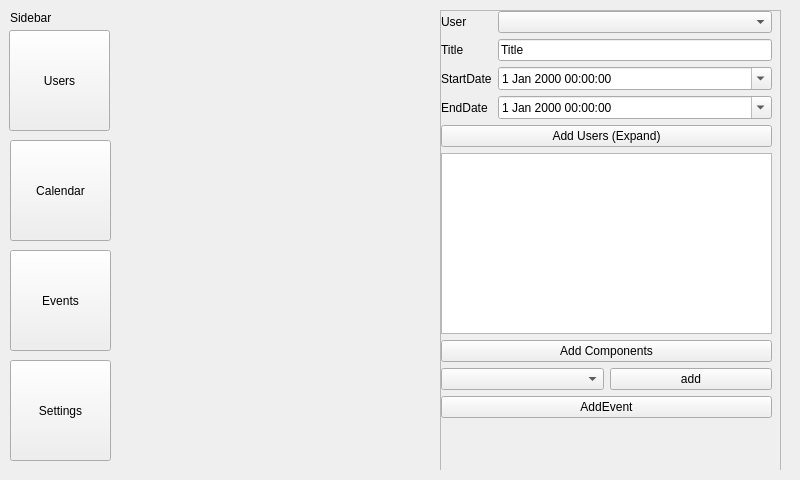
Old version of the form client/decan-pyqt/views/resources/ui_files/main_view.ui in the repository sebastiannoenning/decan.
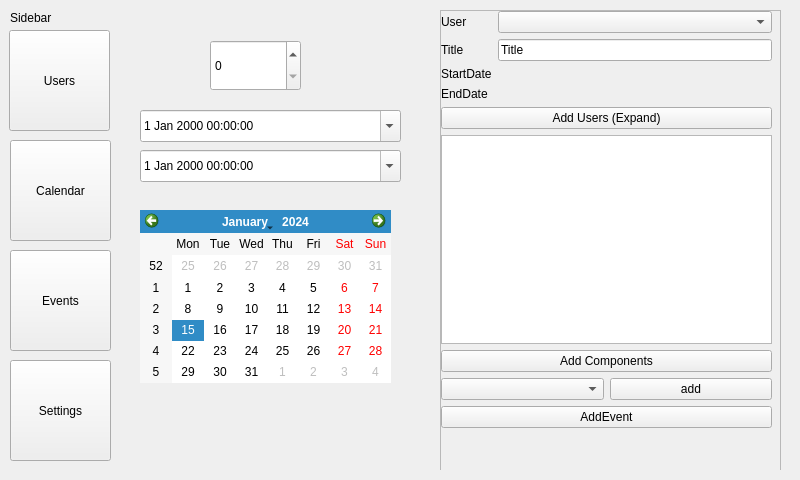
New version of the form. The open tabs and pages were chosen to show the change. Custom widgets are drawn as their Qt base class.

Diff of the .ui file:
```diff
--- a/client/decan-pyqt/views/resources/ui_files/main_view.ui
+++ b/client/decan-pyqt/views/resources/ui_files/main_view.ui
@@ -504,12 +504,15 @@
            <x>0</x>
            <y>0</y>
            <width>331</width>
-           <height>407</height>
+           <height>417</height>
           </rect>
          </property>
          <layout class="QVBoxLayout" name="generalcontainer">
           <item>
            <layout class="QFormLayout" name="GenericSettings">
+            <property name="fieldGrowthPolicy">
+             <enum>QFormLayout::FieldGrowthPolicy::AllNonFixedFieldsGrow</enum>
+            </property>
             <item row="0" column="0">
              <widget class="QLabel" name="AE_label_userSelectCB">
               <property name="text">
@@ -541,16 +544,6 @@
               </property>
              </widget>
             </item>
-            <item row="2" column="1">
-             <widget class="QDateTimeEdit" name="AE_DTE_startDTSelect">
-              <property name="currentSection">
-               <enum>QDateTimeEdit::Section::DaySection</enum>
-              </property>
-              <property name="calendarPopup">
-               <bool>true</bool>
-              </property>
-             </widget>
-            </item>
             <item row="3" column="0">
              <widget class="QLabel" name="AE_label_endDT">
               <property name="text">
@@ -559,8 +552,15 @@
              </widget>
             </item>
             <item row="3" column="1">
-             <widget class="QDateTimeEdit" name="AE_DTE_endDTSelect">
-              <property name="calendarPopup">
+             <widget class="TDateTimeEdit" name="AE_DTE_endSelect" native="true">
+              <property name="autoFillBackground">
+               <bool>true</bool>
+              </property>
+             </widget>
+            </item>
+            <item row="2" column="1">
+             <widget class="TDateTimeEdit" name="AE_DTE_startSelect" native="true">
+              <property name="autoFillBackground">
                <bool>true</bool>
               </property>
              </widget>
@@ -616,6 +616,55 @@
         </widget>
        </widget>
       </widget>
+      <widget class="QDateTimeEdit" name="AE_DTE_endDTSelect">
+       <property name="geometry">
+        <rect>
+         <x>10</x>
+         <y>140</y>
+         <width>261</width>
+         <height>32</height>
+        </rect>
+       </property>
+       <property name="calendarPopup">
+        <bool>true</bool>
+       </property>
+      </widget>
+      <widget class="QDateTimeEdit" name="AE_DTE_startDTSelect">
+       <property name="geometry">
+        <rect>
+         <x>10</x>
+         <y>100</y>
+         <width>261</width>
+         <height>32</height>
+        </rect>
+       </property>
+       <property name="currentSection">
+        <enum>QDateTimeEdit::Section::DaySection</enum>
+       </property>
+       <property name="calendarPopup">
+        <bool>true</bool>
+       </property>
+      </widget>
+      <widget class="DateSelect" name="calendarWidget">
+       <property name="geometry">
+        <rect>
+         <x>10</x>
+         <y>200</y>
+         <width>251</width>
+         <height>173</height>
+        </rect>
+       </property>
+      </widget>
+      <widget class="QSpinBox" name="spinBox">
+       <property name="geometry">
+        <rect>
+         <x>80</x>
+         <y>30</y>
+         <width>91</width>
+         <height>51</height>
+        </rect>
+       </property>
+      </widget>
      </widget>
      <widget class="QWidget" name="page_settingsTab">
       <widget class="QTableView" name="table_user">
@@ -670,6 +719,17 @@
    <header>views.resources.custom_classes.eventlistview</header>
    <container>1</container>
   </customwidget>
+  <customwidget>
+   <class>TDateTimeEdit</class>
+   <extends>QWidget</extends>
+   <header>views.resources.custom_classes.tdatetimeedit</header>
+   <container>1</container>
+  </customwidget>
+  <customwidget>
+   <class>DateSelect</class>
+   <extends>QCalendarWidget</extends>
+   <header>views.resources.custom_classes.tdateedit</header>
+  </customwidget>
  </customwidgets>
  <resources/>
  <connections/>
```
Left out of the diff: 4 changed lines with no effect on the pictures.
